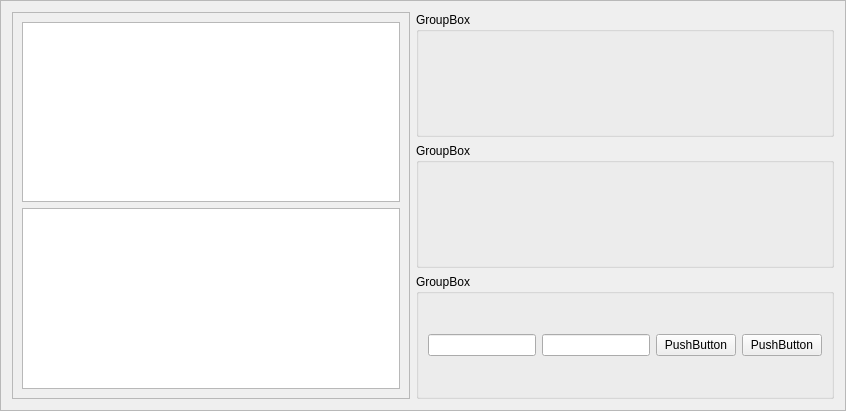
Before: the Qt Designer form slacx/slacxui/op_builder.ui in slaclab/paws, drawn with Qt 5.
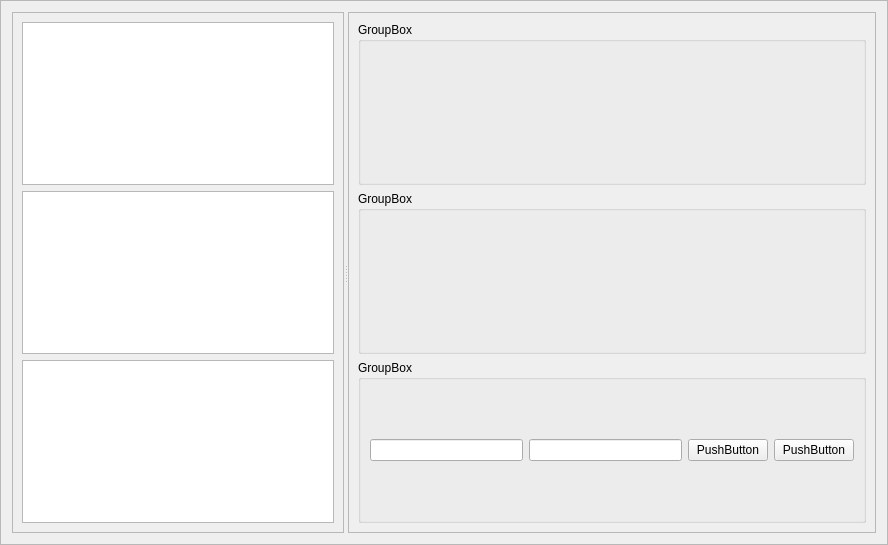
After: the same form once the commit is applied.

The edit to the form file:
```diff
--- a/slacx/slacxui/op_builder.ui
+++ b/slacx/slacxui/op_builder.ui
@@ -6,8 +6,8 @@
    <rect>
     <x>0</x>
     <y>0</y>
-    <width>846</width>
-    <height>411</height>
+    <width>888</width>
+    <height>545</height>
    </rect>
   </property>
   <property name="windowTitle">
@@ -20,7 +20,46 @@
    <enum>QFrame::Raised</enum>
   </property>
   <layout class="QGridLayout" name="gridLayout_3">
-   <item row="0" column="1">
+   <item row="0" column="0">
+    <widget class="QSplitter" name="splitter">
+     <property name="orientation">
+      <enum>Qt::Horizontal</enum>
+     </property>
+     <widget class="QFrame" name="op_frame">
+      <property name="frameShape">
+       <enum>QFrame::StyledPanel</enum>
+      </property>
+      <property name="frameShadow">
+       <enum>QFrame::Raised</enum>
+      </property>
+      <layout class="QVBoxLayout" name="verticalLayout">
+       <item>
+        <widget class="QTreeView" name="op_selector"/>
+       </item>
+       <item>
+        <widget class="QTreeView" name="wf_selector"/>
+       </item>
+       <item>
+        <widget class="QPlainTextEdit" name="op_info">
+         <property name="readOnly">
+          <bool>true</bool>
+         </property>
+         <property name="plainText">
+          <string/>
+         </property>
+        </widget>
+       </item>
+      </layout>
+     </widget>
+     <widget class="QFrame" name="right_frame">
+      <property name="frameShape">
+       <enum>QFrame::StyledPanel</enum>
+      </property>
+      <property name="frameShadow">
+       <enum>QFrame::Raised</enum>
+      </property>
+      <layout class="QVBoxLayout" name="verticalLayout_2">
+       <item>
     <widget class="QGroupBox" name="input_box">
      <property name="title">
       <string>GroupBox</string>
@@ -32,7 +71,7 @@
      </layout>
     </widget>
    </item>
-   <item row="1" column="1">
+       <item>
     <widget class="QGroupBox" name="output_box">
      <property name="title">
       <string>GroupBox</string>
@@ -44,7 +83,7 @@
      </layout>
     </widget>
    </item>
-   <item row="2" column="1">
+       <item>
     <widget class="QGroupBox" name="finish_box">
      <property name="title">
       <string>GroupBox</string>
@@ -79,29 +118,8 @@
      </layout>
     </widget>
    </item>
-   <item row="0" column="0" rowspan="3">
-    <widget class="QFrame" name="op_frame">
-     <property name="frameShape">
-      <enum>QFrame::StyledPanel</enum>
-     </property>
-     <property name="frameShadow">
-      <enum>QFrame::Raised</enum>
-     </property>
-     <layout class="QVBoxLayout" name="verticalLayout">
-      <item>
-       <widget class="QTreeView" name="op_selector"/>
-      </item>
-      <item>
-       <widget class="QPlainTextEdit" name="op_info">
-        <property name="readOnly">
-         <bool>true</bool>
-        </property>
-        <property name="plainText">
-         <string/>
-        </property>
-       </widget>
-      </item>
-     </layout>
+      </layout>
+     </widget>
     </widget>
    </item>
   </layout>
```
Left out of the diff: 4 changed lines with no effect on the pictures. Lines whose indentation alone changed are shown as unchanged.
